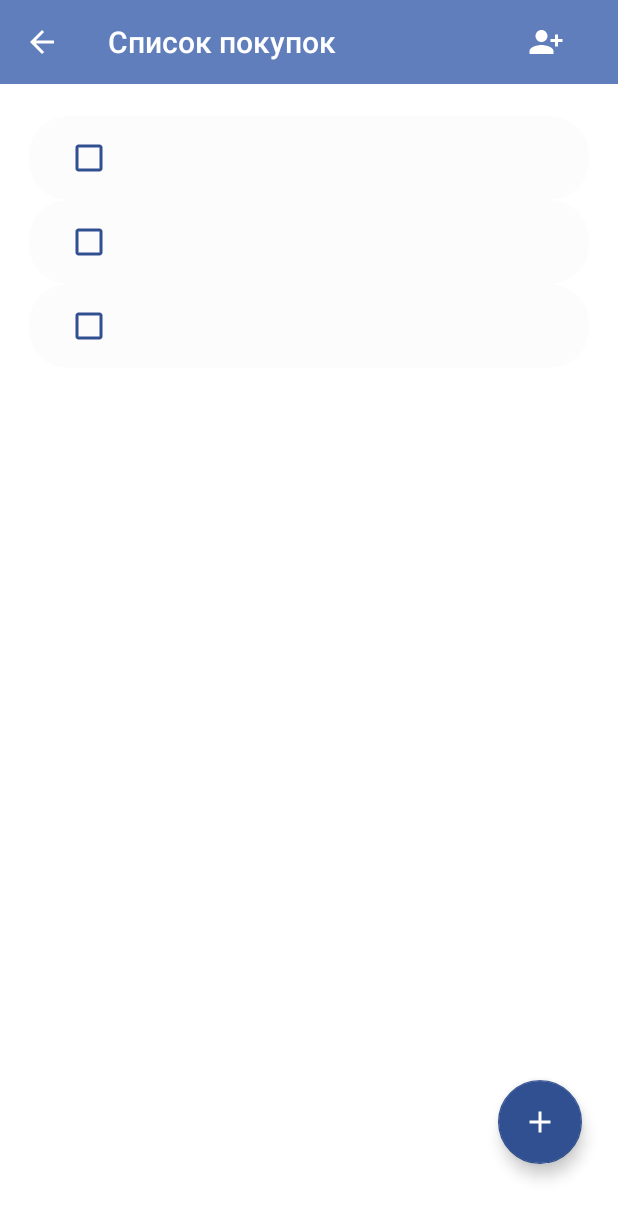
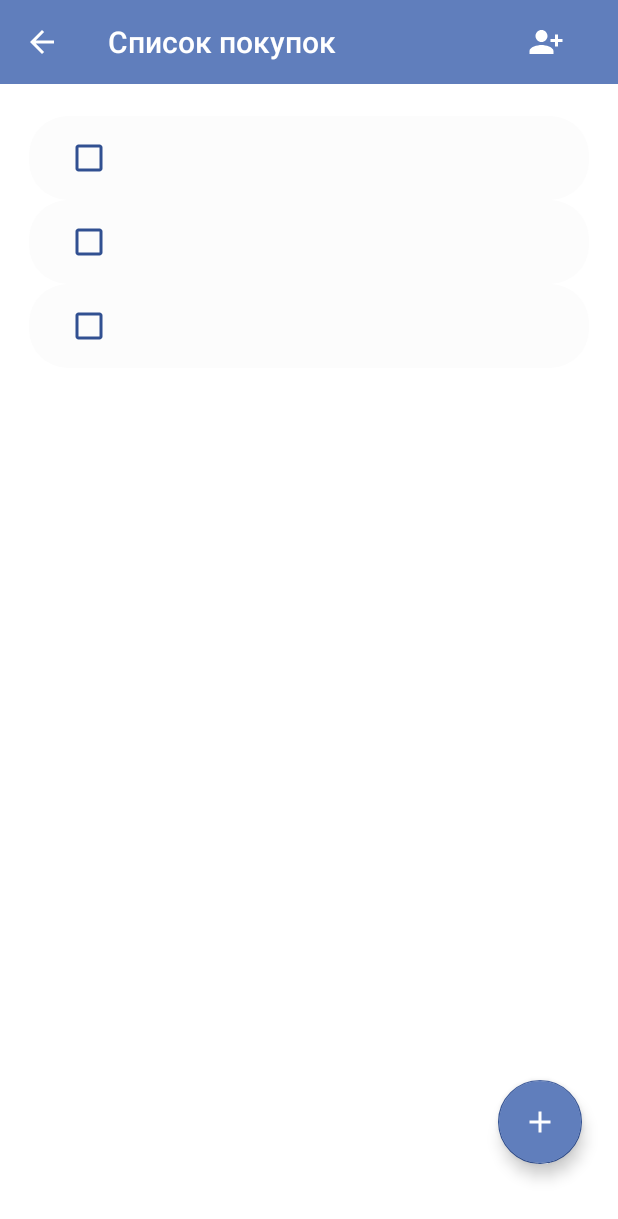
Before and after one commit to AlexeyGvozdev/TodoAndroid, an Android app: the layout fragment_table.xml on its own in the app's theme, with its tools: preview values and no code run, on a phone screen of 412 x 824 dp. Shown: the top 1219 px of the screen. Run offline under Robolectric (Android 15) with nearby library versions, the phone set to English and light mode, and no system bars.

Commit message:
fix background color add new task

```diff
--- a/app/src/main/res/layout/fragment_table.xml
+++ b/app/src/main/res/layout/fragment_table.xml
@@ -34,9 +34,8 @@
         app:layout_constraintBottom_toBottomOf="parent"
         android:layout_marginBottom="48dp"
         android:layout_marginEnd="24dp"
-        android:background="@color/colorMainBlue"
+        android:backgroundTint="@color/colorMainBlue"
         android:src="@drawable/ic_plus_white"
-        android:tint="@color/colorWhite"
         android:contentDescription="@null"
         android:layout_width="wrap_content"
         android:layout_height="wrap_content"/>
```
